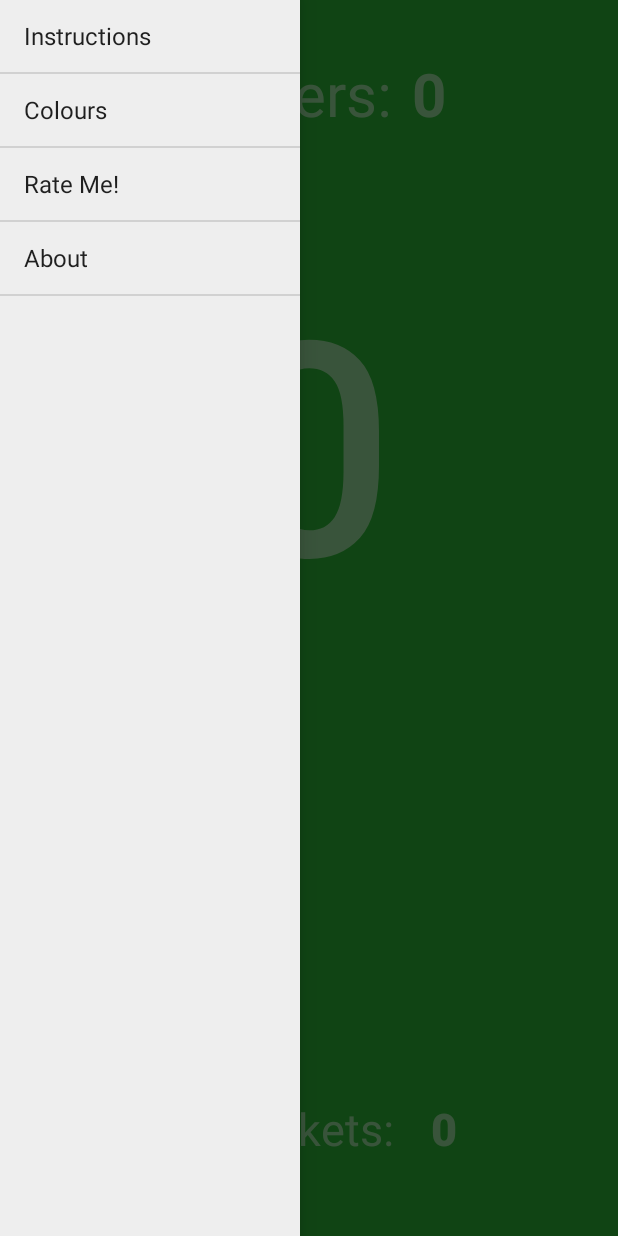
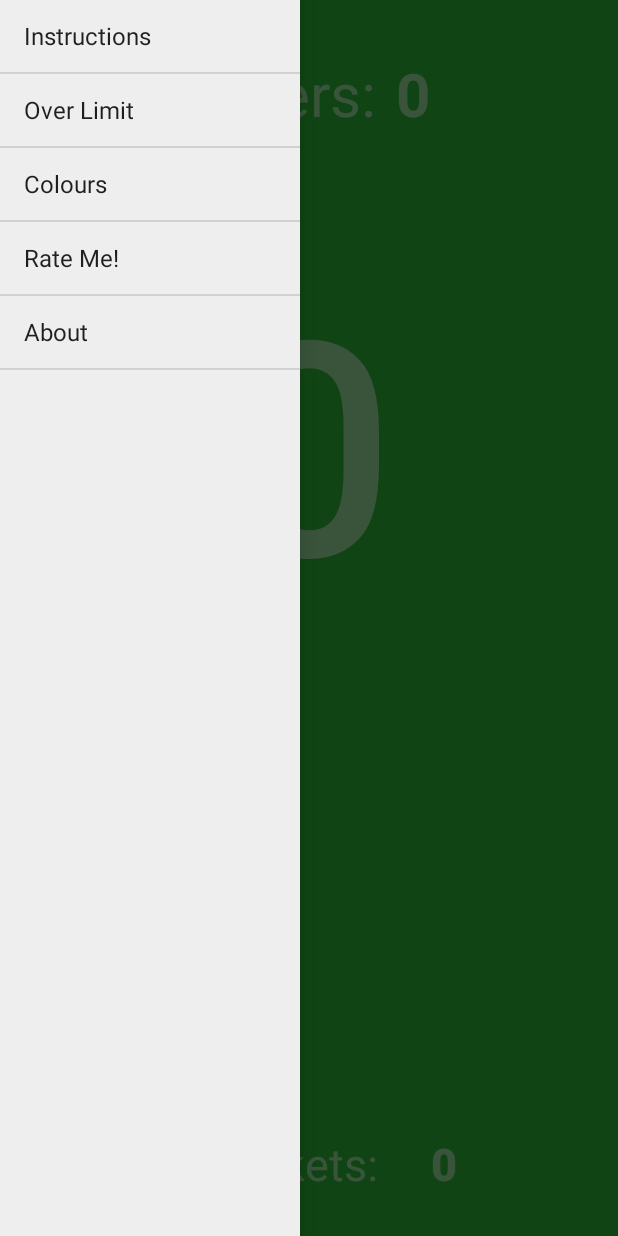
Before and after one commit to wjmccann/Cricket-Umpire-Counter, an Android app: the Counter screen opened directly, with no data from a screen before it, with the side drawer open, on a phone screen of 412 x 824 dp. Run offline under Robolectric (Android 15) with nearby library versions, the phone set to English and light mode, and no system bars; libraries missing offline, so code that uses them is left out: com.turkialkhateeb.materialcolorpicker; 3 statements that could not run were skipped.

Commit message:
add Over Limits

```diff
--- a/app/build.gradle
+++ b/app/build.gradle
@@ -7,8 +7,8 @@ android {
         applicationId "com.wjmccann.cricketumpirecounter"
         minSdkVersion 15
         targetSdkVersion 24
-        versionCode 2
-        versionName "1.1"
+        versionCode 3
+        versionName "1.2"
         testInstrumentationRunner "android.support.test.runner.AndroidJUnitRunner"
     }
     buildTypes {
--- a/app/src/main/res/layout/activity_counter.xml
+++ b/app/src/main/res/layout/activity_counter.xml
@@ -63,20 +63,6 @@
         android:layout_marginLeft="14dp"
         android:layout_marginStart="14dp" />
 
-    <TextView
-        android:text="Wickets:"
-        android:layout_width="wrap_content"
-        android:layout_height="wrap_content"
-        android:layout_marginBottom="35dp"
-        android:id="@+id/textView7"
-        android:textColor="#90D494"
-        android:textSize="30sp"
-        android:layout_alignParentBottom="true"
-        android:layout_alignRight="@+id/wicketText"
-        android:layout_alignEnd="@+id/wicketText"
-        android:layout_marginRight="77dp"
-        android:layout_marginEnd="77dp" />
-
     <Button
         android:text="0"
         android:layout_width="wrap_content"
@@ -105,6 +91,18 @@
         android:layout_alignParentLeft="true"
         android:layout_alignParentStart="true" />
 
+    <TextView
+        android:text="Wickets:"
+        android:layout_width="wrap_content"
+        android:layout_height="wrap_content"
+        android:id="@+id/textView7"
+        android:textColor="#90D494"
+        android:textSize="30sp"
+        android:layout_alignParentBottom="true"
+        android:layout_toLeftOf="@+id/wicketText"
+        android:layout_toStartOf="@+id/wicketText"
+        android:layout_marginBottom="12dp" />
+
 </RelativeLayout>
 
 
```
Also changed, not shown: app/src/main/java/com/wjmccann/cricketumpirecounter/Counter.java (+71 -6 lines), 1 other file.
